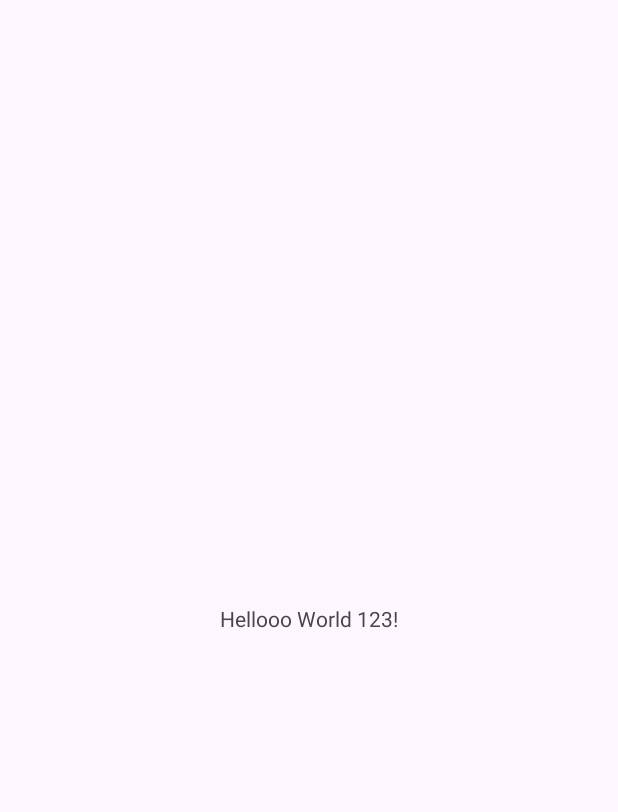
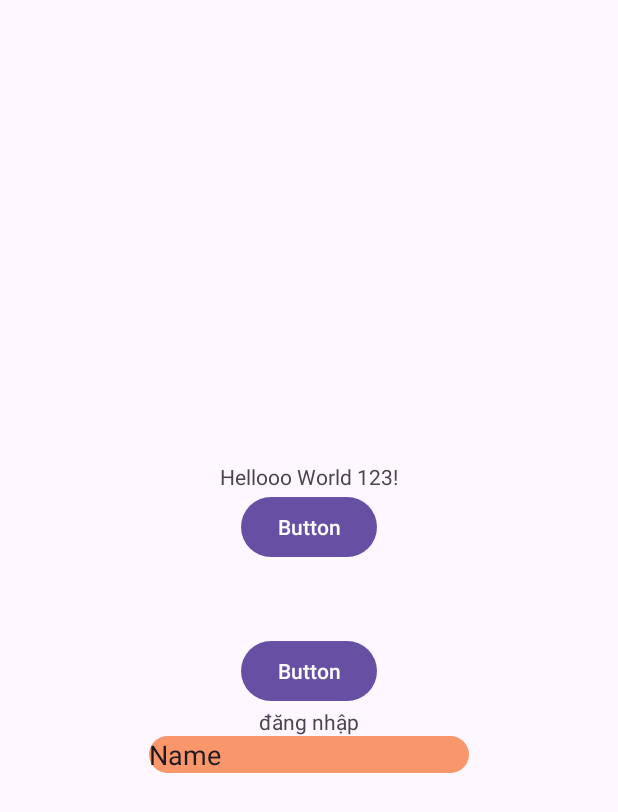
Before and after one commit to tanphuccgl/Music-App, an Android app: the screen it shows after launch (MainActivity), on a phone screen of 412 x 824 dp. Before the commit the part shown is almost empty. Shown: the top 812 px of the screen. Run offline under Robolectric (Android 15) with nearby library versions, the phone set to English and light mode, and no system bars.

Commit message:
create model and config firebase

```diff
--- a/app/build.gradle.kts
+++ b/app/build.gradle.kts
@@ -1,5 +1,6 @@
 plugins {
     id("com.android.application")
+    id("com.google.gms.google-services")
 }
 
 android {
@@ -39,4 +40,6 @@ dependencies {
     testImplementation("junit:junit:4.13.2")
     androidTestImplementation("androidx.test.ext:junit:1.1.5")
     androidTestImplementation("androidx.test.espresso:espresso-core:3.5.1")
+    implementation(platform("com.google.firebase:firebase-bom:32.6.0"))
+    implementation("com.google.firebase:firebase-analytics")
 }
--- a/app/src/main/java/com/levi/musicapp/MainActivity.java
+++ b/app/src/main/java/com/levi/musicapp/MainActivity.java
@@ -3,6 +3,8 @@ package com.levi.musicapp;
 import androidx.appcompat.app.AppCompatActivity;
 
 import android.os.Bundle;
+
+import com.levi.musicapp.model.SongModel;
 
 public class MainActivity extends AppCompatActivity {
 
@@ -10,5 +12,7 @@ public class MainActivity extends AppCompatActivity {
     protected void onCreate(Bundle savedInstanceState) {
         super.onCreate(savedInstanceState);
         setContentView(R.layout.activity_main);
+
+        SongModel value = new SongModel("1","mua dong gia lanh","tac gia","nghe si","1","link song","image link","lyrix");
     }
 }
--- /dev/null
+++ b/app/src/main/java/com/levi/musicapp/model/SongModel.java
@@ -0,0 +1,28 @@
+package com.levi.musicapp.model;
+
+import java.util.ArrayList;
+
+public class SongModel {
+    String id ;
+    String name;
+    String author;
+    String artist;
+    String idAlbum;
+    String linkSong;
+    String imageLink;
+    String lyric;
+
+    public SongModel(
+        String id, String name, String author, String artist, String idAlbum, String linkSong, String imageLink, String lyric
+    ) {
+        this.id = id;
+        this.name = name;
+        this.author = author;
+        this.artist = artist;
+        this.idAlbum = idAlbum;
+        this.linkSong = linkSong;
+        this.imageLink = imageLink;
+        this.lyric = lyric;
+    }
+
+}
--- /dev/null
+++ b/app/src/main/res/drawable/rounded_edit_text.xml
@@ -0,0 +1,11 @@
+<?xml version="1.0" encoding="utf-8"?>
+<?xml version="1.0" encoding="utf-8"?>
+<shape  xmlns:android="http://schemas.android.com/apk/res/android"
+    android:shape="rectangle" android:padding="10dp">
+    <solid android:color="#F9966B" />
+    <corners
+        android:bottomRightRadius="15dp"
+        android:bottomLeftRadius="15dp"
+        android:topLeftRadius="15dp"
+        android:topRightRadius="15dp" />
+</shape>
--- a/app/src/main/res/layout/activity_main.xml
+++ b/app/src/main/res/layout/activity_main.xml
@@ -1,18 +1,51 @@
 <?xml version="1.0" encoding="utf-8"?>
-<androidx.constraintlayout.widget.ConstraintLayout xmlns:android="http://schemas.android.com/apk/res/android"
+<androidx.appcompat.widget.LinearLayoutCompat xmlns:android="http://schemas.android.com/apk/res/android"
     xmlns:app="http://schemas.android.com/apk/res-auto"
     xmlns:tools="http://schemas.android.com/tools"
     android:layout_width="match_parent"
     android:layout_height="match_parent"
+    android:orientation="vertical"
+    android:gravity="center"
     tools:context=".MainActivity">
 
     <TextView
         android:layout_width="wrap_content"
         android:layout_height="wrap_content"
-        android:text="Hellooo World 123!"
-        app:layout_constraintBottom_toBottomOf="parent"
-        app:layout_constraintEnd_toEndOf="parent"
-        app:layout_constraintStart_toStartOf="parent"
-        app:layout_constraintTop_toTopOf="parent" />
+        android:text="Hellooo World 123!" />
 
-</androidx.constraintlayout.widget.ConstraintLayout>
+    <Button
+        android:id="@+id/button"
+        android:layout_width="wrap_content"
+        android:layout_height="wrap_content"
+        android:layout_marginBottom="48dp"
+        android:text="Button"
+        app:layout_constraintBottom_toTopOf="@+id/button2"
+        tools:layout_editor_absoluteX="146dp" />
+
+    <Button
+        android:id="@+id/button2"
+        android:layout_width="wrap_content"
+        android:layout_height="wrap_content"
+        android:text="Button"
+        tools:layout_editor_absoluteX="151dp"
+        tools:layout_editor_absoluteY="544dp" />
+
+    <TextView
+        android:id="@+id/textView"
+        android:layout_width="wrap_content"
+        android:layout_height="wrap_content"
+
+        android:text="đăng nhập"
+        tools:layout_editor_absoluteX="121dp"
+        tools:layout_editor_absoluteY="289dp" />
+
+    <EditText
+        android:id="@+id/editTextText"
+        android:layout_width="wrap_content"
+        android:layout_height="wrap_content"
+        android:ems="10"
+        android:background="@drawable/rounded_edit_text"
+        android:inputType="text"
+        android:text="Name" />
+
+</androidx.appcompat.widget.LinearLayoutCompat>
--- a/build.gradle.kts
+++ b/build.gradle.kts
@@ -1,4 +1,5 @@
 // Top-level build file where you can add configuration options common to all sub-projects/modules.
 plugins {
     id("com.android.application") version "8.1.0" apply false
+    id("com.google.gms.google-services") version "4.4.0" apply false
 }
```
Also changed, not shown: app/src/main/java/com/levi/musicapp/model/AccountModel.java (added, +22 -0 lines), app/src/main/java/com/levi/musicapp/model/AlbumModel.java (added, +19 -0 lines), app/src/main/java/com/levi/musicapp/model/ArtistModel.java (added, +19 -0 lines), app/src/main/java/com/levi/musicapp/model/PlaylistModel.java (added, +17 -0 lines), 1 other file.
